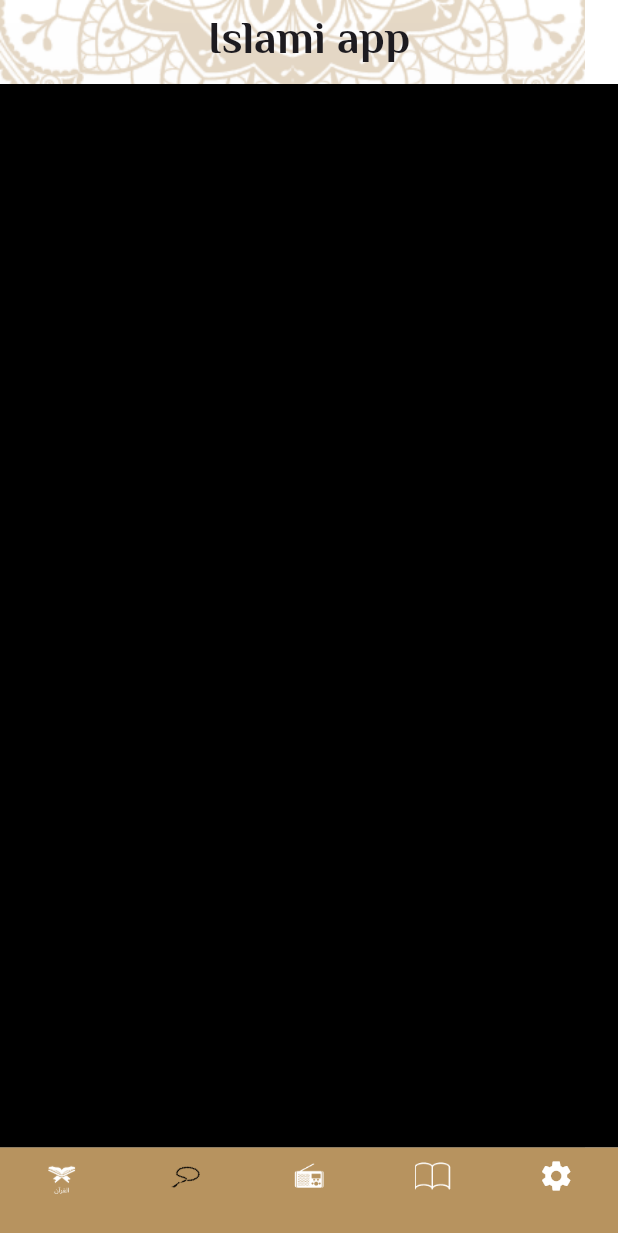
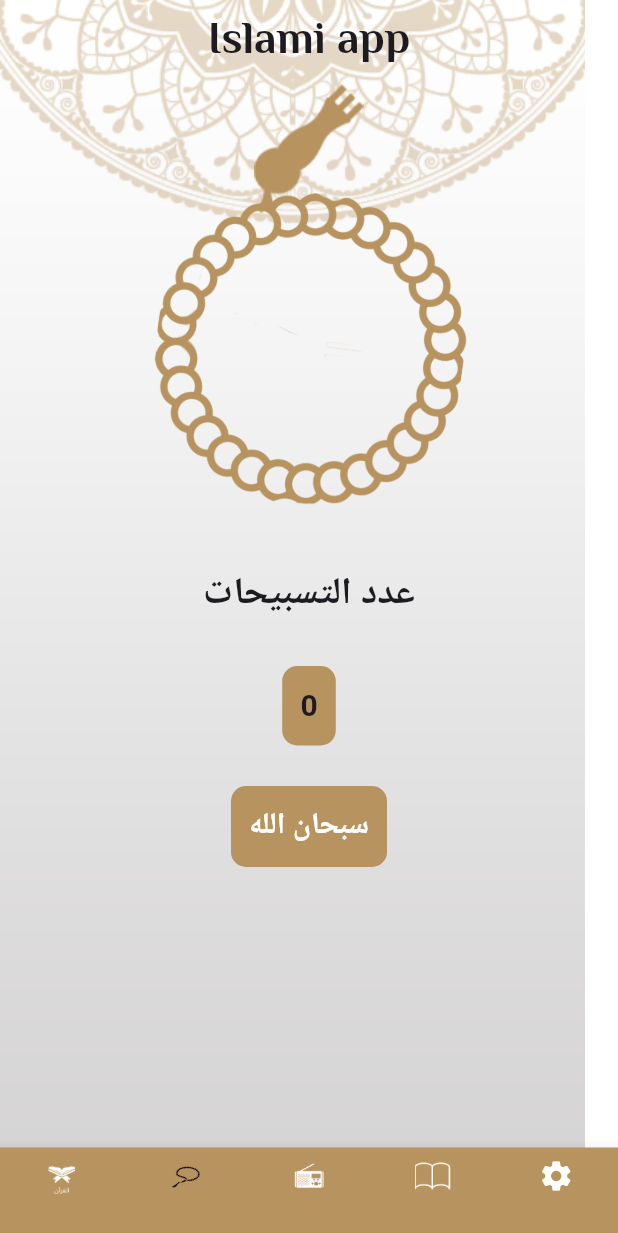
Before and after one commit to Ibrahim8545/IslamiApp, a Flutter app: the screen it shows after launch, item 2 of the bottom bar chosen, on a phone screen of 412 x 824 dp. Shown: the top 1233 px of the screen. Run offline on Flutter 3.47's test engine with Material 3 defaults, Android fonts, the phone set to English and light mode, and no system bars.

Commit message:
sebha screen first version done

```diff
--- /dev/null
+++ b/lib/Colors.dart
@@ -0,0 +1,7 @@
+
+import 'dart:ui';
+
+class AppColor
+{
+  static const primaryColor= Color(0xffB7935F);
+}
--- a/lib/home_widget/home_screen.dart
+++ b/lib/home_widget/home_screen.dart
@@ -1,4 +1,5 @@
 import 'package:flutter/material.dart';
+import 'package:islamiapp/Colors.dart';
 import 'package:islamiapp/home_widget/ahadeeth.dart';
 import 'package:islamiapp/home_widget/quran.dart';
 import 'package:islamiapp/home_widget/radio.dart';
@@ -14,7 +15,7 @@ class HomeScreen extends StatefulWidget {
 }
 
 class _HomeScreenState extends State<HomeScreen> {
-   int selectedIndex=0;
+  int selectedIndex = 0;
 
   @override
   Widget build(BuildContext context) {
@@ -32,46 +33,39 @@ class _HomeScreenState extends State<HomeScreen> {
                     fontFamily: 'ElMessiri')),
             centerTitle: true,
           ),
-            bottomNavigationBar:BottomNavigationBar(
-      currentIndex:selectedIndex,
+          bottomNavigationBar: BottomNavigationBar(
+            currentIndex: selectedIndex,
             onTap: (value) {
-        selectedIndex=value;
-        setState(() {
-
-        });
+              selectedIndex = value;
+              setState(() {});
             },
             selectedItemColor: Colors.black,
             unselectedItemColor: Colors.white,
-      type:BottomNavigationBarType.fixed,
-      backgroundColor:const  Color(0xffB7935F),
-
-      items:const  [
-        BottomNavigationBarItem(icon:ImageIcon(AssetImage('assets/images/quran.png')),label: ''),
-        BottomNavigationBarItem(icon:ImageIcon(AssetImage('assets/images/sebha_blue.png')),label: ''),
-        BottomNavigationBarItem(icon:ImageIcon(AssetImage('assets/images/radio.png')),label: ''),
-        BottomNavigationBarItem(icon:ImageIcon(AssetImage('assets/images/ahdeeth.png')),label: ''),
-        BottomNavigationBarItem(icon:Icon(Icons.settings),label: ''),
-
+            type: BottomNavigationBarType.fixed,
+            backgroundColor:AppColor.primaryColor ,
+            items: const [
+              BottomNavigationBarItem(
+                  icon: ImageIcon(AssetImage('assets/images/quran.png')),
+                  label: ''),
+              BottomNavigationBarItem(
+                  icon: ImageIcon(AssetImage('assets/images/sebha_blue.png')),
+                  label: ''),
+              BottomNavigationBarItem(
+                  icon: ImageIcon(AssetImage('assets/images/radio.png')),
+                  label: ''),
+              BottomNavigationBarItem(
+                  icon: ImageIcon(AssetImage('assets/images/ahdeeth.png')),
+                  label: ''),
+              BottomNavigationBarItem(icon: Icon(Icons.settings), label: ''),
             ],
           ),
-    body: tabs[selectedIndex]
-,
-
+          body: tabs[selectedIndex],
         ),
       ],
     );
+  }
 
-
-  }
-  List<Widget>tabs=[
-    Quran(),
-    Sebha(),
-    RadioTab(),
-    Ahadeeth(),
-    SettingTab()
-
-
-  ];
+  List<Widget> tabs = [Quran(), Sebha(), RadioTab(), Ahadeeth(), SettingTab()];
 }
 
 // class BottomNavigatorItem extends StatefulWidget {
--- a/lib/home_widget/quran.dart
+++ b/lib/home_widget/quran.dart
@@ -1,12 +1,32 @@
 import 'package:flutter/material.dart';
+import 'package:islamiapp/Colors.dart';
 
 class Quran extends StatelessWidget {
   const Quran({super.key});
 
   @override
   Widget build(BuildContext context) {
-    return Container(
-      color: Colors.red,
+    return Column(
+      crossAxisAlignment: CrossAxisAlignment.stretch,
+      children: [
+
+        Image.asset(
+          'assets/images/quran _tab.png',
+          height: 227,
+          ),
+          const Divider(thickness: 3,color: AppColor.primaryColor,),
+          const Text(
+            'Sura Names',
+            textAlign: TextAlign.center,
+            style: TextStyle(
+              fontSize: 25,
+              fontFamily: 'ElMessiri',
+              fontWeight:FontWeight.w600
+            ),
+            ),
+          const Divider(thickness: 3,color: AppColor.primaryColor,)
+
+      ],
     );
   }
 }
--- a/lib/home_widget/sebha.dart
+++ b/lib/home_widget/sebha.dart
@@ -1,12 +1,111 @@
 import 'package:flutter/material.dart';
+import 'package:islamiapp/Colors.dart';
 
-class Sebha extends StatelessWidget {
+class Sebha extends StatefulWidget {
   const Sebha({super.key});
 
   @override
+  State<Sebha> createState() => _SebhaState();
+}
+
+class _SebhaState extends State<Sebha> {
+  int counter = 0;
+  double angle = 0;
+  int index=0;
+  List<String> Azkar = [
+    "سبحان الله",
+    "الحمد لله",
+    "الله اكبر",
+  ];
+  @override
   Widget build(BuildContext context) {
-    return Container(
-      color: Colors.black,
+    return Column(
+      crossAxisAlignment: CrossAxisAlignment.stretch,
+      children: [
+        Stack(
+          alignment: Alignment.topCenter,
+          children: [
+            Image.asset('assets/images/head of seb7a.png'),
+            Padding(
+              padding: const EdgeInsets.only(top: 60),
+              child: Transform.rotate(
+                angle: angle,
+                child: GestureDetector(
+                  onTap: () {
+                    OnTap();
+                  },
+                  child: Image.asset(
+                    'assets/images/body of seb7a.png',
+                    height: 234,
+                    width: 232,
+                  ),
+                ),
+              ),
+            ),
+          ],
+        ),
+        const SizedBox(
+          height: 27,
+        ),
+        const Text(
+          'عدد التسبيحات',
+          textAlign: TextAlign.center,
+          style: TextStyle(
+              fontFamily: 'ElMessiri',
+              fontSize: 25,
+              fontWeight: FontWeight.w600),
+        ),
+        const SizedBox(
+          height: 27,
+        ),
+        Center(
+          child: Container(
+            padding: EdgeInsets.all(12),
+            decoration: BoxDecoration(
+                color: AppColor.primaryColor,
+                borderRadius: BorderRadius.circular(10)),
+            child:  Text(
+              '$counter',
+              style:const TextStyle(
+                fontSize: 20,
+                fontWeight: FontWeight.w600,
+              ),
+            ),
+          ),
+        ),
+        const SizedBox(
+          height: 27,
+        ),
+        Center(
+          child: Container(
+            padding:const  EdgeInsets.all(12),
+            decoration: BoxDecoration(
+                color: AppColor.primaryColor,
+                borderRadius: BorderRadius.circular(10)),
+            child: Text(
+              '${Azkar[index]}',
+              style:const  TextStyle(
+                color: Colors.white,
+                fontSize: 20,
+                fontWeight: FontWeight.w600,
+              ),
+            ),
+          ),
+        ),
+      ],
     );
   }
+    OnTap() {
+    counter++;
+    if (counter % 33 == 0) {
+      index++;
+      counter++;
+      counter = 0;
+    }
+    if (index == Azkar.length) {
+      index = 0;
+    }
+    angle += 360 / 4;
+    setState(() {});
+  }
 }
```
Also changed, not shown: assets/images/2.0x/body of seb7a@2x.png (added), assets/images/2.0x/head of seb7a@2x.png (added), assets/images/3.0x/body of seb7a@3x.png (added), assets/images/3.0x/head of seb7a@3x.png (added), assets/images/body of seb7a.png (added), assets/images/head of seb7a.png (added). Lines whose indentation alone changed are shown as unchanged.
